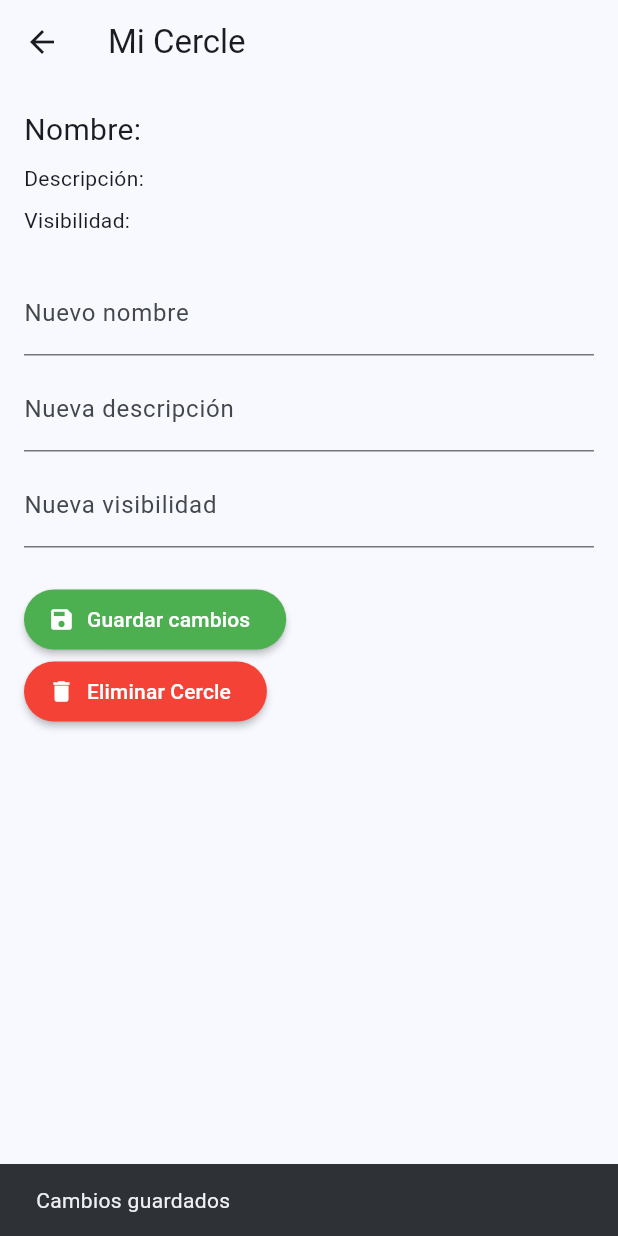
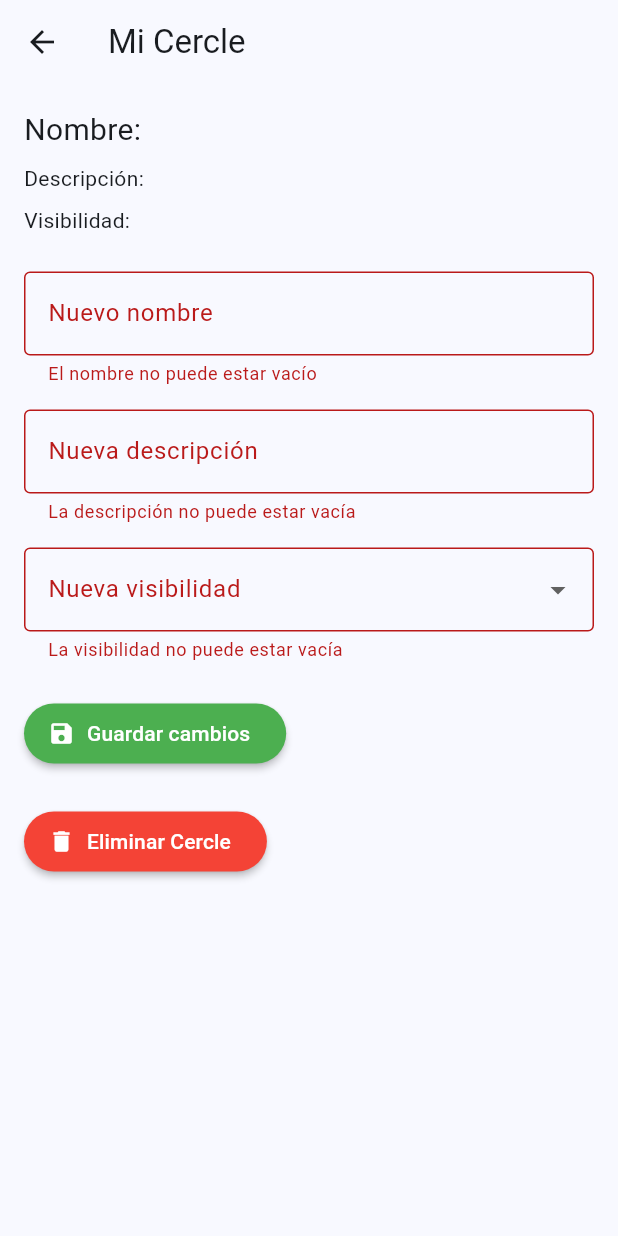
Before and after one commit to jaanque/Cercle, a Flutter app: the MiCercleScreen screen opened directly, after a tap on "Guardar cambios", on a phone screen of 412 x 824 dp. Run offline on Flutter 3.47's test engine with Material 3 defaults, Android fonts, the phone set to English and light mode, and no system bars; our stand-ins replace email_validator, shared_preferences, supabase_flutter; accounts and stored records are empty.

Commit message:
MOD // update cercles

```diff
--- a/lib/screens/mi_cercle.dart
+++ b/lib/screens/mi_cercle.dart
@@ -14,6 +14,7 @@ class _MiCercleScreenState extends State<MiCercleScreen> {
   bool _isCreator = false;
   bool _loading = true;
 
+  final _formKey = GlobalKey<FormState>();
   final _nombreController = TextEditingController();
   final _descripcionController = TextEditingController();
   final _visibilidadController = TextEditingController();
@@ -64,81 +65,12 @@ class _MiCercleScreenState extends State<MiCercleScreen> {
     });
   }
 
-  Future<void> eliminarCercle() async {
+  Future<void> guardarCambios() async {
+    if (!_formKey.currentState!.validate()) return;
+
     final user = Supabase.instance.client.auth.currentUser;
     if (user == null || _cercle == null || _cercle!['user_id'] != user.id) return;
 
-    final confirmed = await showDialog<bool>(
-      context: context,
-      builder: (_) => AlertDialog(
-        title: const Text('¿Eliminar Cercle?'),
-        content: const Text('Esta acción no se puede deshacer.'),
-        actions: [
-          TextButton(onPressed: () => Navigator.pop(context, false), child: const Text('Cancelar')),
-          TextButton(onPressed: () => Navigator.pop(context, true), child: const Text('Eliminar')),
-        ],
-      ),
-    );
-
-    if (confirmed != true) return;
-
-    await Supabase.instance.client
-        .from('usuarios_cercles')
-        .delete()
-        .eq('cercle_id', _cercle!['id']);
-
-    await Supabase.instance.client
-        .from('cercles')
-        .delete()
-        .eq('id', _cercle!['id']);
-
-    setState(() {
-      _cercle = null;
-    });
-
-    ScaffoldMessenger.of(context).showSnackBar(
-      const SnackBar(content: Text('Cercle eliminado')),
-    );
-  }
-
-  Future<void> abandonarCercle() async {
-    final user = Supabase.instance.client.auth.currentUser;
-    if (user == null || _cercle == null) return;
-
-    final confirmed = await showDialog<bool>(
-      context: context,
-      builder: (_) => AlertDialog(
-        title: const Text('¿Abandonar Cercle?'),
-        content: const Text('¿Seguro que deseas abandonar este cercle?'),
-        actions: [
-          TextButton(onPressed: () => Navigator.pop(context, false), child: const Text('Cancelar')),
-          TextButton(onPressed: () => Navigator.pop(context, true), child: const Text('Abandonar')),
-        ],
-      ),
-    );
-
-    if (confirmed != true) return;
-
-    await Supabase.instance.client
-        .from('usuarios_cercles')
-        .delete()
-        .eq('user_id', user.id)
-        .eq('cercle_id', _cercle!['id']);
-
-    ScaffoldMessenger.of(context).showSnackBar(
-      const SnackBar(content: Text('Has abandonado el cercle')),
-    );
-
-    setState(() {
-      _cercle = null; // Esto actualizará la interfaz para reflejar que ya no estás en ningún cercle.
-    });
-  }
-
-  Future<void> guardarCambios() async {
-    final user = Supabase.instance.client.auth.currentUser;
-    if (user == null || _cercle == null || _cercle!['user_id'] != user.id) return;
-
-    // Actualizamos los datos en Supabase
     final response = await Supabase.instance.client
         .from('cercles')
         .update({
@@ -184,20 +116,62 @@ class _MiCercleScreenState extends State<MiCercleScreen> {
             const SizedBox(height: 24),
 
             if (_isCreator) ...[
-              // Mostrar campos editables si es el propietario
-              TextField(
+              Form(
+                key: _formKey,
+                child: Column(
+                  crossAxisAlignment: CrossAxisAlignment.start,
+                  children: [
+                    TextFormField(
                       controller: _nombreController,
-                decoration: const InputDecoration(labelText: 'Nuevo nombre'),
+                      decoration: const InputDecoration(
+                        labelText: 'Nuevo nombre',
+                        border: OutlineInputBorder(),
                       ),
-              const SizedBox(height: 8),
-              TextField(
+                      validator: (value) {
+                        if (value == null || value.isEmpty) {
+                          return 'El nombre no puede estar vacío';
+                        }
+                        return null;
+                      },
+                    ),
+                    const SizedBox(height: 16),
+                    TextFormField(
                       controller: _descripcionController,
-                decoration: const InputDecoration(labelText: 'Nueva descripción'),
+                      decoration: const InputDecoration(
+                        labelText: 'Nueva descripción',
+                        border: OutlineInputBorder(),
                       ),
-              const SizedBox(height: 8),
-              TextField(
-                controller: _visibilidadController,
-                decoration: const InputDecoration(labelText: 'Nueva visibilidad'),
+                      validator: (value) {
+                        if (value == null || value.isEmpty) {
+                          return 'La descripción no puede estar vacía';
+                        }
+                        return null;
+                      },
+                    ),
+                    const SizedBox(height: 16),
+                    DropdownButtonFormField<String>(
+                      value: _visibilidadController.text.isNotEmpty ? _visibilidadController.text : null,
+                      decoration: const InputDecoration(
+                        labelText: 'Nueva visibilidad',
+                        border: OutlineInputBorder(),
+                      ),
+                      items: const [
+                        DropdownMenuItem(value: 'publico', child: Text('Público')),
+                        DropdownMenuItem(value: 'privado', child: Text('Privado')),
+                      ],
+                      onChanged: (value) {
+                        if (value != null) {
+                          setState(() {
+                            _visibilidadController.text = value;
+                          });
+                        }
+                      },
+                      validator: (value) {
+                        if (value == null || value.isEmpty) {
+                          return 'La visibilidad no puede estar vacía';
+                        }
+                        return null;
+                      },
                     ),
                     const SizedBox(height: 24),
                     ElevatedButton.icon(
@@ -210,10 +184,17 @@ class _MiCercleScreenState extends State<MiCercleScreen> {
                       ),
                     ),
                   ],
+                ),
+              ),
+            ],
+
+            const SizedBox(height: 24),
 
             if (_isCreator)
               ElevatedButton.icon(
-                onPressed: eliminarCercle,
+                onPressed: () {
+                  // Lógica para eliminar el cercle
+                },
                 icon: const Icon(Icons.delete),
                 label: const Text('Eliminar Cercle'),
                 style: ElevatedButton.styleFrom(
@@ -223,7 +204,9 @@ class _MiCercleScreenState extends State<MiCercleScreen> {
               )
             else
               ElevatedButton.icon(
-                onPressed: abandonarCercle,
+                onPressed: () {
+                  // Lógica para abandonar el cercle
+                },
                 icon: const Icon(Icons.logout),
                 label: const Text('Abandonar Cercle'),
                 style: ElevatedButton.styleFrom(
```
Lines whose indentation alone changed are shown as unchanged.
